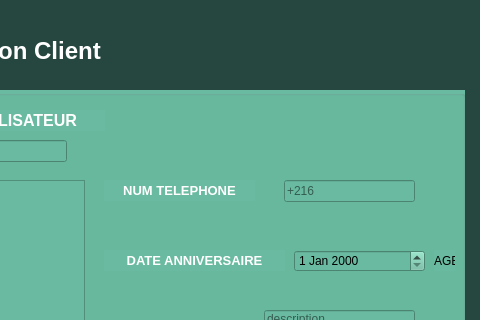
Old version of the form gestion_client.ui in the repository FaouziSaidi/QT_CPP; both pictures show x 446 to 926 and y 0 to 320 of the 926 by 993 pixel window.
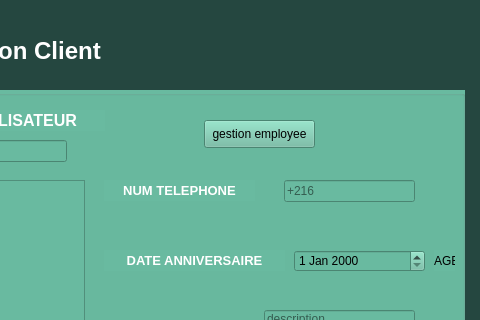
New version of the form. Icons and pictures are not drawn. Custom widgets are drawn as their Qt base class.

Commit message: integration Client Finale

Patch:
```diff
--- a/gestion_client.ui
+++ b/gestion_client.ui
@@ -571,6 +571,19 @@
       <string>gestion voitures</string>
      </property>
     </widget>
+    <widget class="QPushButton" name="gestion_employee2">
+     <property name="geometry">
+      <rect>
+       <x>640</x>
+       <y>30</y>
+       <width>111</width>
+       <height>28</height>
+      </rect>
+     </property>
+     <property name="text">
+      <string>gestion employee</string>
+     </property>
+    </widget>
    </widget>
   </widget>
   <widget class="QMenuBar" name="menubar">
```
The commit also changes 9 other files.
